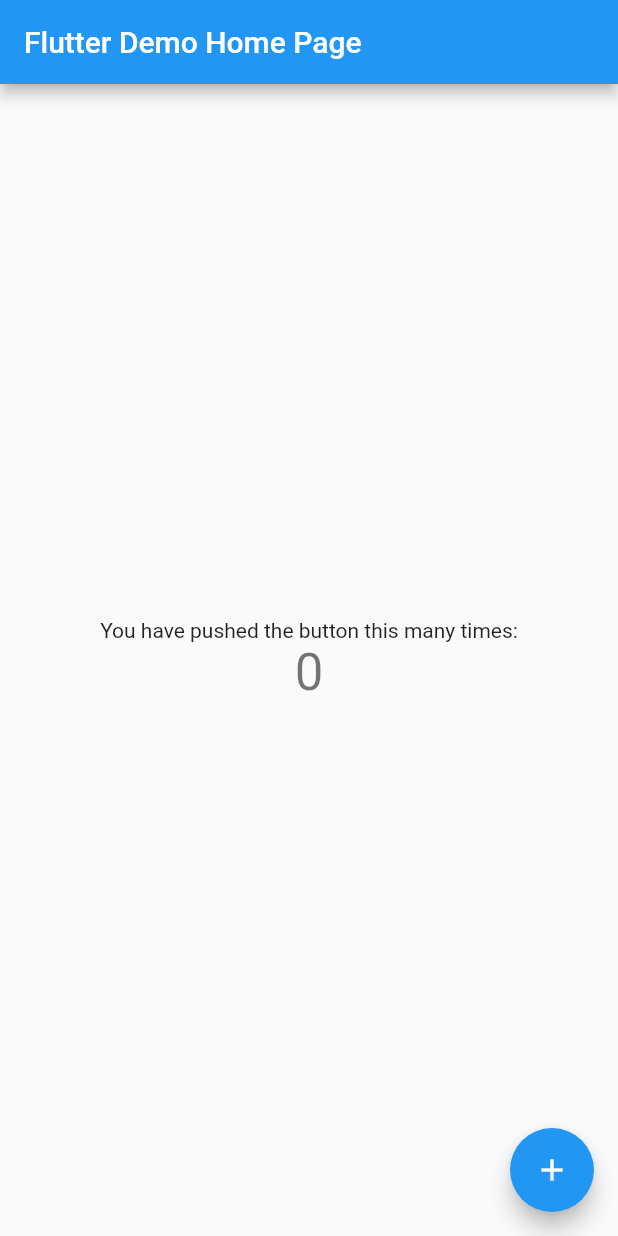
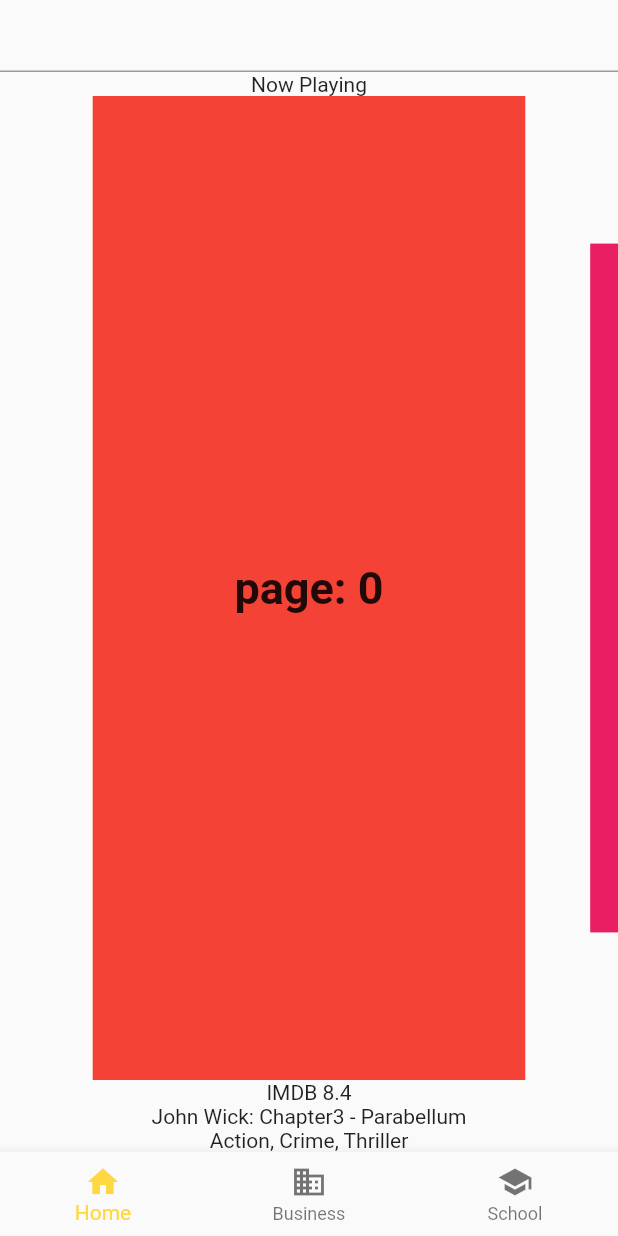
Before and after one commit to WowProjectFX/movie_app, a Flutter app: the screen it shows after launch, on a phone screen of 412 x 824 dp. Run offline on Flutter 3.47's test engine with Material 2 defaults, Android fonts, the phone set to English and light mode, and no system bars.

Commit message:
PageView & Zoom 완성 [TimeStamp - 1:52:00]

```diff
--- a/lib/main.dart
+++ b/lib/main.dart
@@ -1,4 +1,5 @@
 import 'package:flutter/material.dart';
+import 'package:movie_app/pages/main_page.dart';
 
 void main() => runApp(MyApp());
 
@@ -9,103 +10,10 @@ class MyApp extends StatelessWidget {
     return MaterialApp(
       title: 'Flutter Demo',
       theme: ThemeData(
-        // This is the theme of your application.
-        //
-        // Try running your application with "flutter run". You'll see the
-        // application has a blue toolbar. Then, without quitting the app, try
-        // changing the primarySwatch below to Colors.green and then invoke
-        // "hot reload" (press "r" in the console where you ran "flutter run",
-        // or simply save your changes to "hot reload" in a Flutter IDE).
-        // Notice that the counter didn't reset back to zero; the application
-        // is not restarted.
-        primarySwatch: Colors.blue,
+          primarySwatch: Colors.amber,
+          accentColor: Colors.amberAccent
       ),
-      home: MyHomePage(title: 'Flutter Demo Home Page'),
+      home: MyHomePage (),
     );
   }
 }
-
-class MyHomePage extends StatefulWidget {
-  MyHomePage({Key key, this.title}) : super(key: key);
-
-  // This widget is the home page of your application. It is stateful, meaning
-  // that it has a State object (defined below) that contains fields that affect
-  // how it looks.
-
-  // This class is the configuration for the state. It holds the values (in this
-  // case the title) provided by the parent (in this case the App widget) and
-  // used by the build method of the State. Fields in a Widget subclass are
-  // always marked "final".
-
-  final String title;
-
-  @override
-  _MyHomePageState createState() => _MyHomePageState();
-}
-
-class _MyHomePageState extends State<MyHomePage> {
-  int _counter = 0;
-
-  void _incrementCounter() {
-    setState(() {
-      // This call to setState tells the Flutter framework that something has
-      // changed in this State, which causes it to rerun the build method below
-      // so that the display can reflect the updated values. If we changed
-      // _counter without calling setState(), then the build method would not be
-      // called again, and so nothing would appear to happen.
-      _counter++;
-    });
-  }
-
-  @override
-  Widget build(BuildContext context) {
-    // This method is rerun every time setState is called, for instance as done
-    // by the _incrementCounter method above.
-    //
-    // The Flutter framework has been optimized to make rerunning build methods
-    // fast, so that you can just rebuild anything that needs updating rather
-    // than having to individually change instances of widgets.
-    return Scaffold(
-      appBar: AppBar(
-        // Here we take the value from the MyHomePage object that was created by
-        // the App.build method, and use it to set our appbar title.
-        title: Text(widget.title),
-      ),
-      body: Center(
-        // Center is a layout widget. It takes a single child and positions it
-        // in the middle of the parent.
-        child: Column(
-          // Column is also a layout widget. It takes a list of children and
-          // arranges them vertically. By default, it sizes itself to fit its
-          // children horizontally, and tries to be as tall as its parent.
-          //
-          // Invoke "debug painting" (press "p" in the console, choose the
-          // "Toggle Debug Paint" action from the Flutter Inspector in Android
-          // Studio, or the "Toggle Debug Paint" command in Visual Studio Code)
-          // to see the wireframe for each widget.
-          //
-          // Column has various properties to control how it sizes itself and
-          // how it positions its children. Here we use mainAxisAlignment to
-          // center the children vertically; the main axis here is the vertical
-          // axis because Columns are vertical (the cross axis would be
-          // horizontal).
-          mainAxisAlignment: MainAxisAlignment.center,
-          children: <Widget>[
-            Text(
-              'You have pushed the button this many times:',
-            ),
-            Text(
-              '$_counter',
-              style: Theme.of(context).textTheme.display1,
-            ),
-          ],
-        ),
-      ),
-      floatingActionButton: FloatingActionButton(
-        onPressed: _incrementCounter,
-        tooltip: 'Increment',
-        child: Icon(Icons.add),
-      ), // This trailing comma makes auto-formatting nicer for build methods.
-    );
-  }
-}
--- /dev/null
+++ b/lib/pages/main_page.dart
@@ -0,0 +1,121 @@
+import 'package:flutter/material.dart';
+import 'package:provider/provider.dart';
+
+final double SCALE_FACTOR = 0.7;
+
+class MyHomePage extends StatefulWidget {
+  @override
+  _MyHomePageState createState() => _MyHomePageState();
+}
+
+class _MyHomePageState extends State<MyHomePage> {
+  int _selectedIndex = 0;
+  PageController _pageController;
+  Page _page = Page();
+
+  static const TextStyle optionStyle =
+      TextStyle(fontSize: 30, fontWeight: FontWeight.bold);
+
+  static const List<BottomNavigationBarItem> _bnbItems =
+      <BottomNavigationBarItem>[
+    BottomNavigationBarItem(
+      icon: Icon(Icons.home),
+      title: Text('Home'),
+    ),
+    BottomNavigationBarItem(
+      icon: Icon(Icons.business),
+      title: Text('Business'),
+    ),
+    BottomNavigationBarItem(
+      icon: Icon(Icons.school),
+      title: Text('School'),
+    ),
+  ];
+
+  @override
+  void initState() {
+    super.initState();
+    _pageController = PageController(viewportFraction: 0.7)
+    ..addListener(_onPageViewScrol);
+  }
+
+  @override
+  void dispose() {
+    _pageController.dispose();
+    super.dispose();
+  }
+
+  void _onPageViewScrol() {
+    _page.value = _pageController.page;
+  }
+
+  void _onBottomItemTapped(int index) {
+    setState(() {
+      _selectedIndex = index;
+    });
+  }
+
+  @override
+  Widget build(BuildContext context) {
+    return Scaffold(
+      bottomNavigationBar: BottomNavigationBar(
+        items: _bnbItems,
+        currentIndex: _selectedIndex,
+        selectedItemColor: Theme.of(context).accentColor,
+        onTap: _onBottomItemTapped,
+      ),
+      body: Column(
+        children: <Widget>[
+          TextField(),
+          Text('Now Playing'),
+          Expanded(
+            child: ChangeNotifierProvider.value(
+              value: _page,
+              child: PageView.builder(
+                controller: _pageController,
+                itemBuilder: (context, index) {
+                  return Consumer<Page>(
+                    builder: (context, page, child) {
+                      double scale = 1 +
+                          (SCALE_FACTOR - 1) * (page.value - index).abs();
+                      return Container(
+                        child: Center(
+                          child: Transform.scale(
+                              scale: scale,
+                              child: Container(
+                                color: Colors.primaries[index],
+                                child: Center(
+                                  child: Text(
+                                    'page: $index',
+                                    style: optionStyle,
+                                  ),
+                                ),
+                              )),
+                        ),
+                      );
+                    },
+                  );
+                },
+                itemCount: 5,
+              ),
+            ),
+          ),
+          Text('IMDB 8.4'),
+          Text('John Wick: Chapter3 - Parabellum'),
+          Text('Action, Crime, Thriller')
+        ],
+      ),
+    );
+  }
+}
+
+class Page extends ChangeNotifier {
+  double _page = 0;
+
+  double get value => _page;
+
+  set value(double page) {
+    _page = page;
+    notifyListeners();
+  }
+}
--- a/pubspec.yaml
+++ b/pubspec.yaml
@@ -23,6 +23,7 @@ dependencies:
   # The following adds the Cupertino Icons font to your application.
   # Use with the CupertinoIcons class for iOS style icons.
   cupertino_icons: ^0.1.2
+  provider: ^4.0.2
 
 dev_dependencies:
   flutter_test:
```
Also changed, not shown: pubspec.lock.
